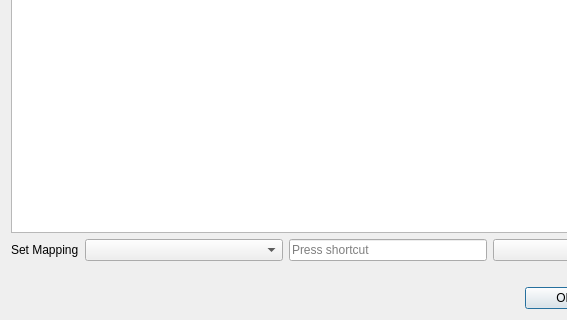
Before: the Qt Designer form KeyboardTheme.ui in HobbitHacker/Q3270, drawn with Qt 5; both pictures show x 0 to 567 and y 194 to 514 of the 702 by 514 pixel window.
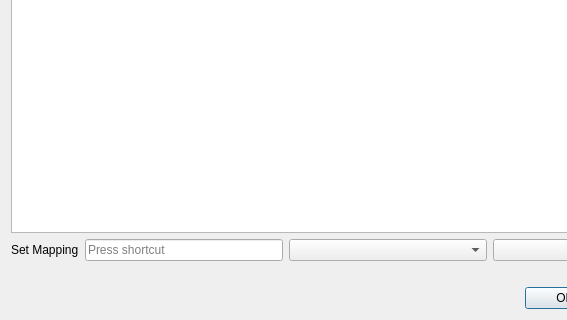
After: the same form once the commit is applied.

Commit message:
Save, and update new key sequence
Keyboard themes now saved on OK.

Key sequences altered so that clicking a table row does not populate the
key sequence edit or the function drop down. These are only now used to
populate a new keyboard mapping.

Diff of the .ui file:
```diff
--- a/KeyboardTheme.ui
+++ b/KeyboardTheme.ui
@@ -76,16 +76,6 @@
        </property>
       </widget>
      </item>
-     <item>
-      <widget class="QComboBox" name="KeyboardFunctionList">
-       <property name="sizePolicy">
-        <sizepolicy hsizetype="Preferred" vsizetype="Fixed">
-         <horstretch>1</horstretch>
-         <verstretch>0</verstretch>
-        </sizepolicy>
-       </property>
-      </widget>
-     </item>
      <item>
       <widget class="QKeySequenceEdit" name="keySequenceEdit">
        <property name="enabled">
@@ -99,6 +89,16 @@
        </property>
       </widget>
      </item>
+     <item>
+      <widget class="QComboBox" name="KeyboardFunctionList">
+       <property name="sizePolicy">
+        <sizepolicy hsizetype="Preferred" vsizetype="Fixed">
+         <horstretch>1</horstretch>
+         <verstretch>0</verstretch>
+        </sizepolicy>
+       </property>
+      </widget>
+     </item>
      <item>
       <widget class="QPushButton" name="setKeyboardMap">
        <property name="sizePolicy">
```
Left out of the diff: 46 changed lines with no effect on the pictures. The commit also changes 2 other files.
